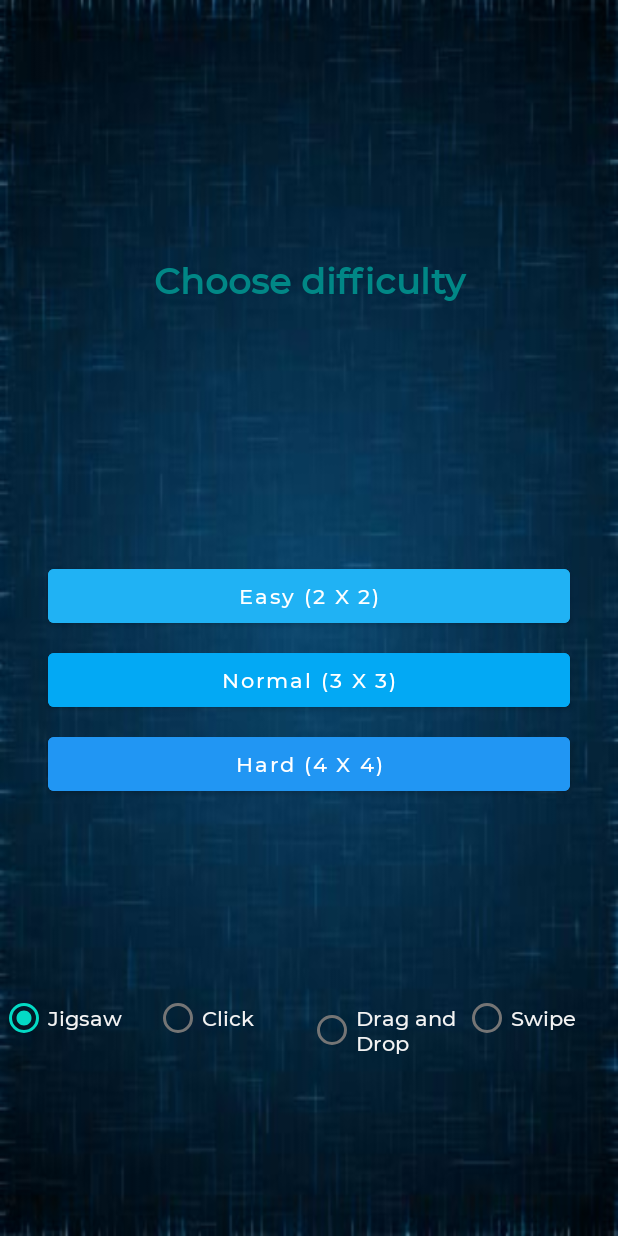
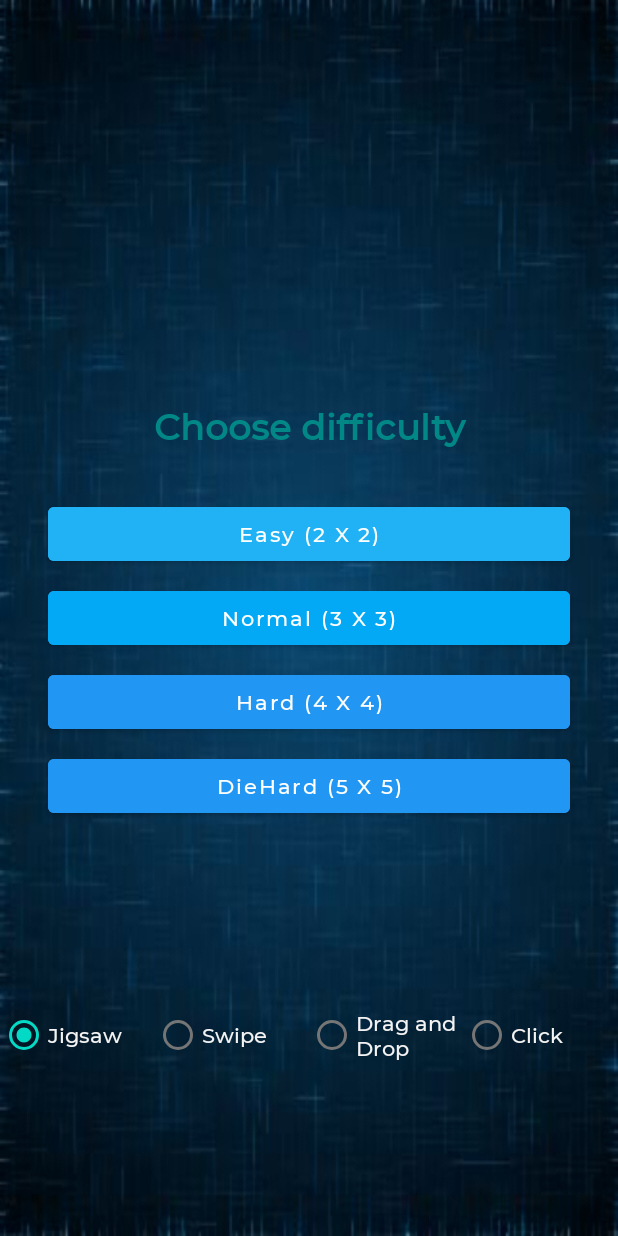
Before and after one commit to HosseinMirzaei47/puzzle, an Android app: the LevelFragment screen opened through its navigation route, on a phone screen of 412 x 824 dp. Run offline under Robolectric (Android 15) with nearby library versions, the light colour scheme and no system bars; our stand-ins replace Dagger/Hilt's generated code, data binding; libraries missing offline, so code that uses them is left out: com.karumi.dexter; 1 statement that could not run was skipped.

```diff
--- a/app/src/main/res/layout/fragment_level.xml
+++ b/app/src/main/res/layout/fragment_level.xml
@@ -2,29 +2,32 @@
 <layout xmlns:android="http://schemas.android.com/apk/res/android"
     xmlns:app="http://schemas.android.com/apk/res-auto"
     xmlns:tools="http://schemas.android.com/tools">
-
-    <data>
-
-    </data>
 
     <androidx.constraintlayout.widget.ConstraintLayout
         android:layout_width="match_parent"
         android:layout_height="match_parent"
         android:background="@drawable/game_bg">
 
+        <LinearLayout
+            android:id="@+id/linearLayout"
+            android:layout_width="match_parent"
+            android:layout_height="wrap_content"
+            android:orientation="vertical"
+            app:layout_constraintBottom_toBottomOf="parent"
+            app:layout_constraintEnd_toEndOf="parent"
+            app:layout_constraintStart_toStartOf="parent"
+            app:layout_constraintTop_toTopOf="parent">
+
             <com.google.android.material.textview.MaterialTextView
                 android:id="@+id/levelFragmentTitle"
                 android:layout_width="match_parent"
                 android:layout_height="wrap_content"
+                android:layout_marginBottom="@dimen/margin_large"
                 android:gravity="center"
                 android:text="@string/level_fragment_title"
                 android:textColor="@color/teal_700"
                 android:textSize="@dimen/text_size_h1"
-            android:textStyle="bold"
-            app:layout_constraintBottom_toTopOf="@id/levelEasyButton"
-            app:layout_constraintEnd_toEndOf="parent"
-            app:layout_constraintStart_toStartOf="parent"
-            app:layout_constraintTop_toTopOf="parent" />
+                android:textStyle="bold" />
 
             <com.google.android.material.button.MaterialButton
                 android:id="@+id/levelEasyButton"
@@ -36,10 +39,6 @@
                 android:backgroundTint="@color/easyLevel"
                 android:text="@string/easy"
                 android:textAllCaps="false"
-            app:layout_constraintBottom_toBottomOf="parent"
-            app:layout_constraintBottom_toTopOf="@+id/levelNormalButton"
-            app:layout_constraintEnd_toEndOf="parent"
-            app:layout_constraintStart_toStartOf="parent"
                 tools:targetApi="lollipop" />
 
             <com.google.android.material.button.MaterialButton
@@ -52,10 +51,6 @@
                 android:backgroundTint="@color/normalLevel"
                 android:text="@string/normal"
                 android:textAllCaps="false"
-            app:layout_constraintBottom_toBottomOf="parent"
-            app:layout_constraintBottom_toTopOf="@id/levelHardButton"
-            app:layout_constraintEnd_toEndOf="parent"
-            app:layout_constraintStart_toStartOf="parent"
                 tools:targetApi="lollipop" />
 
             <com.google.android.material.button.MaterialButton
@@ -68,22 +63,32 @@
                 android:backgroundTint="@color/hardLevel"
                 android:text="@string/hard"
                 android:textAllCaps="false"
-            app:layout_constraintBottom_toBottomOf="parent"
-            app:layout_constraintEnd_toEndOf="parent"
-            app:layout_constraintStart_toStartOf="parent"
-            app:layout_constraintTop_toBottomOf="@+id/levelFragmentTitle"
                 tools:targetApi="lollipop" />
+
+            <com.google.android.material.button.MaterialButton
+                android:id="@+id/levelDieHardButton"
+                android:layout_width="match_parent"
+                android:layout_height="wrap_content"
+                android:layout_marginStart="@dimen/margin_large"
+                android:layout_marginEnd="@dimen/margin_large"
+                android:layout_marginBottom="@dimen/margin_small"
+                android:backgroundTint="@color/hardLevel"
+                android:text="@string/dieHard"
+                android:textAllCaps="false"
+                tools:targetApi="lollipop" />
+
+        </LinearLayout>
 
         <RadioGroup
             android:id="@+id/radioGroup"
             android:layout_width="match_parent"
             android:layout_height="wrap_content"
-            android:gravity="start"
+            android:gravity="center"
             android:orientation="horizontal"
             app:layout_constraintBottom_toBottomOf="parent"
             app:layout_constraintEnd_toEndOf="parent"
             app:layout_constraintStart_toStartOf="parent"
-            app:layout_constraintTop_toBottomOf="@id/levelHardButton">
+            app:layout_constraintTop_toBottomOf="@id/linearLayout">
 
             <RadioButton
                 android:id="@+id/typeFour"
@@ -95,11 +100,11 @@
                 android:textColor="@color/whiteGlobalBackground" />
 
             <RadioButton
-                android:id="@+id/typeOne"
+                android:id="@+id/typeThree"
                 android:layout_width="0dp"
                 android:layout_height="wrap_content"
                 android:layout_weight="1"
-                android:text="@string/click"
+                android:text="@string/swipe"
                 android:textColor="@color/whiteGlobalBackground" />
 
             <RadioButton
@@ -111,13 +116,12 @@
                 android:textColor="@color/whiteGlobalBackground" />
 
             <RadioButton
-                android:id="@+id/typeThree"
+                android:id="@+id/typeOne"
                 android:layout_width="0dp"
                 android:layout_height="wrap_content"
                 android:layout_weight="1"
-                android:text="@string/swipe"
+                android:text="@string/click"
                 android:textColor="@color/whiteGlobalBackground" />
-
 
         </RadioGroup>
 
```
Lines whose indentation alone changed are shown as unchanged.
